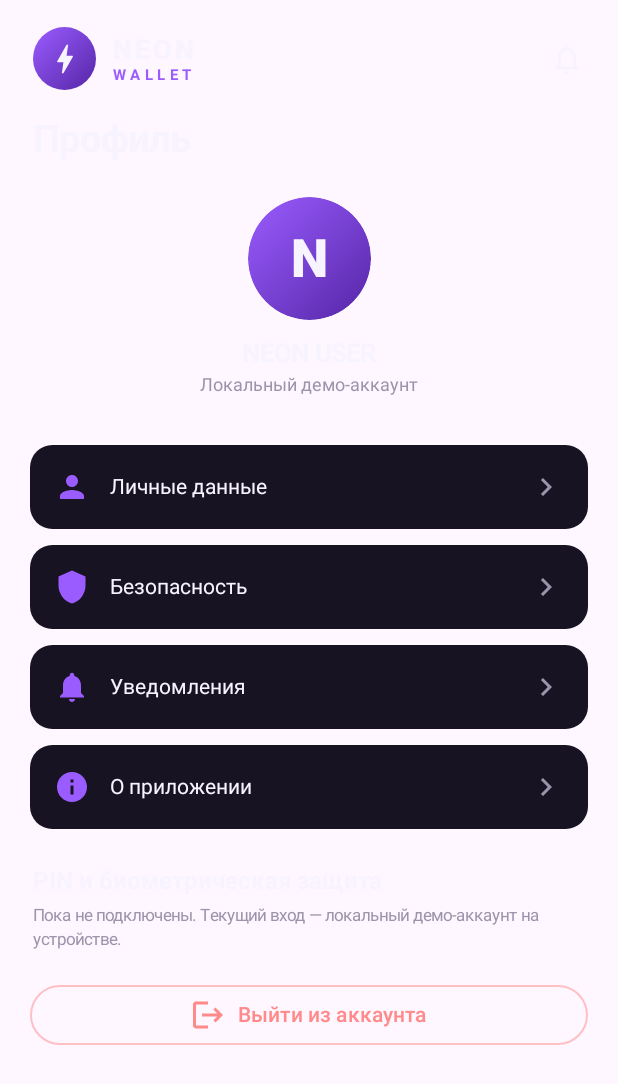
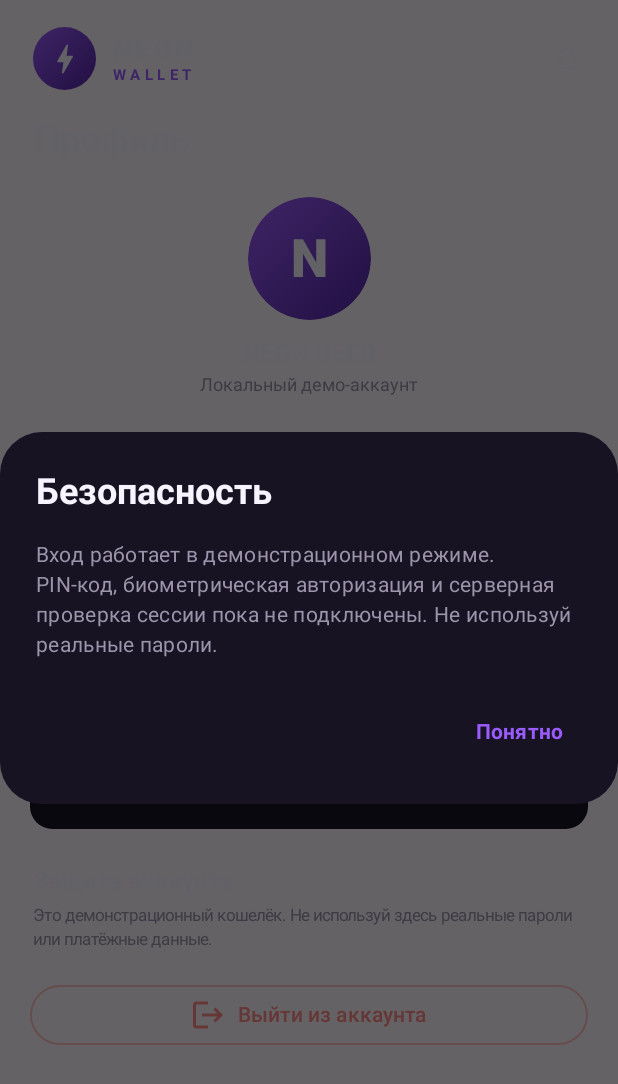
Before and after one commit to antonpav336-hub/neon-wallet, an Android app built with Jetpack Compose: the composable Profile called with empty values, after a tap on "Безопасность", on a phone screen of 412 x 824 dp. Shown: the top 1084 px of the screen. Run offline under Robolectric (Android 15) with nearby library versions, the phone set to English and light mode, and no system bars.

Commit message:
Make profile settings informative and confirm sign out

```diff
--- a/app/src/main/java/com/neonwallet/app/ProfileScreen.kt
+++ b/app/src/main/java/com/neonwallet/app/ProfileScreen.kt
@@ -36,9 +36,10 @@ import androidx.compose.ui.unit.*
 import java.text.NumberFormat
 import java.util.Locale
 
-
 @Composable
 internal fun Profile(email: String, onSignOut: () -> Unit) {
+    var openedSection by remember { mutableStateOf<String?>(null) }
+    var confirmSignOut by remember { mutableStateOf(false) }
     Column(Modifier.fillMaxSize().verticalScroll(rememberScrollState())) {
         Header()
         Text("Профиль", Modifier.padding(horizontal = 22.dp), color = White, fontSize = 25.sp, fontWeight = FontWeight.Bold)
@@ -50,20 +51,78 @@ internal fun Profile(email: String, onSignOut: () -> Unit) {
         Text("NEON USER", Modifier.align(Alignment.CenterHorizontally), color = White, fontWeight = FontWeight.Bold, fontSize = 17.sp)
         Text(email.ifBlank { "Локальный демо-аккаунт" }, Modifier.align(Alignment.CenterHorizontally).padding(top = 4.dp), color = Muted, fontSize = 12.sp)
         Spacer(Modifier.height(28.dp))
-        listOf("Личные данные", "Безопасность", "Уведомления", "О приложении").forEachIndexed { i, label ->
-            Row(Modifier.fillMaxWidth().padding(horizontal = 20.dp, vertical = 5.dp).clip(RoundedCornerShape(15.dp)).background(Panel).clickable { }.padding(16.dp), verticalAlignment = Alignment.CenterVertically) {
-                Icon(listOf(Icons.Default.Person, Icons.Default.Shield, Icons.Default.Notifications, Icons.Default.Info)[i], null, tint = Purple)
-                Spacer(Modifier.width(13.dp)); Text(label, color = White, fontSize = 14.sp, modifier = Modifier.weight(1f)); Icon(Icons.Default.ChevronRight, null, tint = Muted)
+        val sections = listOf(
+            Triple("Личные данные", Icons.Default.Person, "personal"),
+            Triple("Безопасность", Icons.Default.Shield, "security"),
+            Triple("Уведомления", Icons.Default.Notifications, "notifications"),
+            Triple("О приложении", Icons.Default.Info, "about")
+        )
+        sections.forEach { (label, icon, key) ->
+            Row(
+                Modifier.fillMaxWidth().padding(horizontal = 20.dp, vertical = 5.dp)
+                    .clip(RoundedCornerShape(15.dp)).background(Panel)
+                    .clickable { openedSection = key }.padding(16.dp),
+                verticalAlignment = Alignment.CenterVertically
+            ) {
+                Icon(icon, null, tint = Purple)
+                Spacer(Modifier.width(13.dp))
+                Text(label, color = White, fontSize = 14.sp, modifier = Modifier.weight(1f))
+                Icon(Icons.Default.ChevronRight, null, tint = Muted)
             }
         }
-        Text("PIN и биометрическая защита", Modifier.padding(start = 22.dp, top = 20.dp, bottom = 6.dp), color = White, fontSize = 16.sp, fontWeight = FontWeight.Bold)
-        Text("Пока не подключены. Текущий вход — локальный демо-аккаунт на устройстве.", Modifier.padding(horizontal = 22.dp), color = Muted, fontSize = 11.sp, lineHeight = 16.sp)
+        Text("Защита аккаунта", Modifier.padding(start = 22.dp, top = 20.dp, bottom = 6.dp), color = White, fontSize = 16.sp, fontWeight = FontWeight.Bold)
+        Text("Это демонстрационный кошелёк. Не используй здесь реальные пароли или платёжные данные.", Modifier.padding(horizontal = 22.dp), color = Muted, fontSize = 11.sp, lineHeight = 16.sp)
         Spacer(Modifier.height(18.dp))
-        OutlinedButton(onClick = onSignOut, modifier = Modifier.fillMaxWidth().padding(horizontal = 20.dp),
+        OutlinedButton(onClick = { confirmSignOut = true }, modifier = Modifier.fillMaxWidth().padding(horizontal = 20.dp),
             colors = ButtonDefaults.outlinedButtonColors(contentColor = Color(0xFFFF8A8A)),
             border = BorderStroke(1.dp, Color(0xFFFF8A8A).copy(alpha = .5f))) {
             Icon(Icons.Default.Logout, null); Spacer(Modifier.width(8.dp)); Text("Выйти из аккаунта")
         }
+        Spacer(Modifier.height(24.dp))
+    }
+
+    openedSection?.let { section ->
+        val title = when (section) {
+            "personal" -> "Личные данные"
+            "security" -> "Безопасность"
+            "notifications" -> "Уведомления"
+            else -> "О приложении"
+        }
+        val message = when (section) {
+            "personal" -> "NEON ID\n${email.ifBlank { "Локальный демо-аккаунт" }}\n\nДанные аккаунта хранятся локально на этом устройстве."
+            "security" -> "Вход работает в демонстрационном режиме. PIN-код, биометрическая авторизация и серверная проверка сессии пока не подключены. Не используй реальные пароли."
+            "notifications" -> "Push-уведомления и банковские оповещения пока не подключены. Историю демонстрационных операций можно посмотреть во вкладке «История»."
+            else -> "NEON WALLET\nВерсия 1.0.0\n\nДемонстрационный интерфейс электронного кошелька. Баланс и операции учебные, реальные деньги не перемещаются."
+        }
+        AlertDialog(
+            onDismissRequest = { openedSection = null },
+            containerColor = Panel,
+            title = { Text(title, color = White, fontWeight = FontWeight.Bold) },
+            text = { Text(message, color = Muted, lineHeight = 20.sp) },
+            confirmButton = {
+                TextButton(onClick = { openedSection = null }) {
+                    Text("Понятно", color = Purple, fontWeight = FontWeight.Bold)
+                }
+            }
+        )
+    }
+
+    if (confirmSignOut) {
+        AlertDialog(
+            onDismissRequest = { confirmSignOut = false },
+            containerColor = Panel,
+            title = { Text("Выйти из аккаунта?", color = White, fontWeight = FontWeight.Bold) },
+            text = { Text("Текущая сессия на этом устройстве будет завершена. Сохранённые демо-операции останутся в аккаунте.", color = Muted) },
+            confirmButton = {
+                TextButton(onClick = {
+                    confirmSignOut = false
+                    onSignOut()
+                }) { Text("Выйти", color = Color(0xFFFF8A8A), fontWeight = FontWeight.Bold) }
+            },
+            dismissButton = {
+                TextButton(onClick = { confirmSignOut = false }) { Text("Отмена", color = Muted) }
+            }
+        )
     }
 }
 
```
